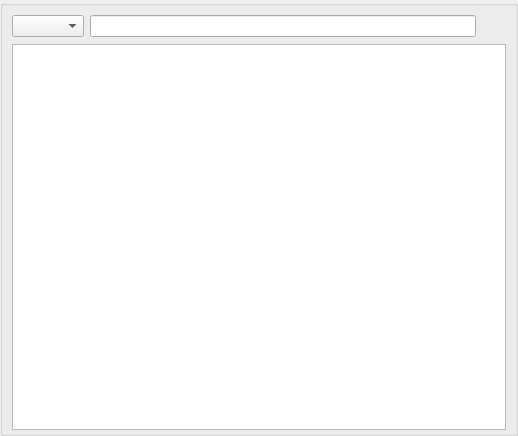
Old version of the form files/ui/contentselector.ui in the repository sunhawken/openmw.
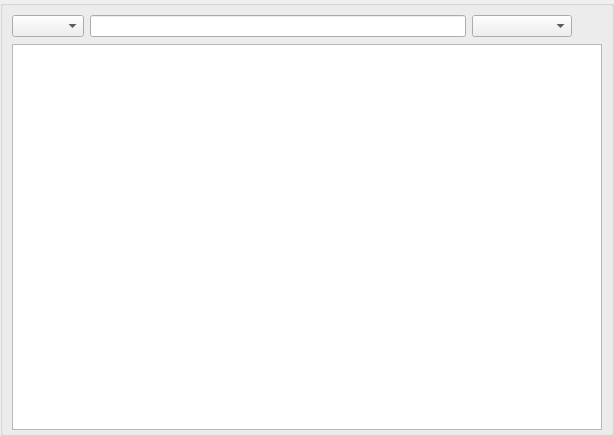
New version of the form. Custom widgets are drawn as their Qt base class.

Diff of the .ui file:
```diff
--- a/files/ui/contentselector.ui
+++ b/files/ui/contentselector.ui
@@ -6,7 +6,7 @@
    <rect>
     <x>0</x>
     <y>0</y>
-    <width>518</width>
+    <width>614</width>
     <height>436</height>
    </rect>
   </property>
@@ -66,6 +66,19 @@
          <item>
           <widget class="QLineEdit" name="searchFilter"/>
          </item>
+         <item>
+          <widget class="QComboBox" name="languageComboBox">
+           <property name="minimumSize">
+            <size>
+             <width>100</width>
+             <height>0</height>
+            </size>
+           </property>
+           <property name="toolTip">
+            <string>Select language used by ESM/ESP content files to allow OpenMW to detect their encoding. </string>
+           </property>
+          </widget>
+         </item>
          <item>
           <widget class="QToolButton" name="refreshButton">
            <property name="enabled">
```
